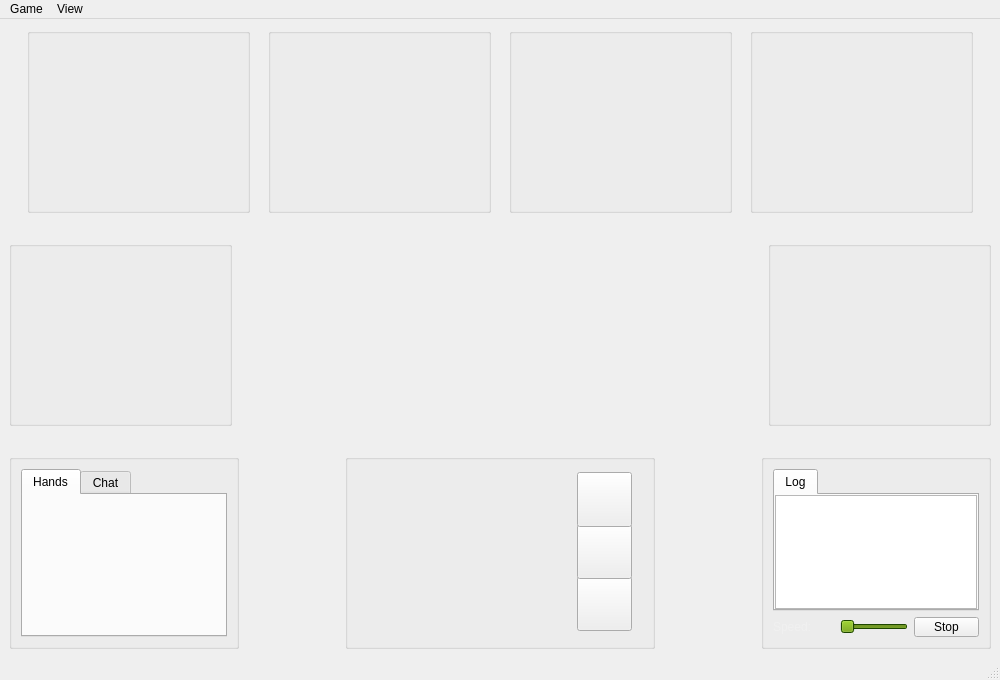
The window that src/gui/qt/mainwindow.ui (pokerth/pokerth) describes before a commit, drawn with Qt 5.
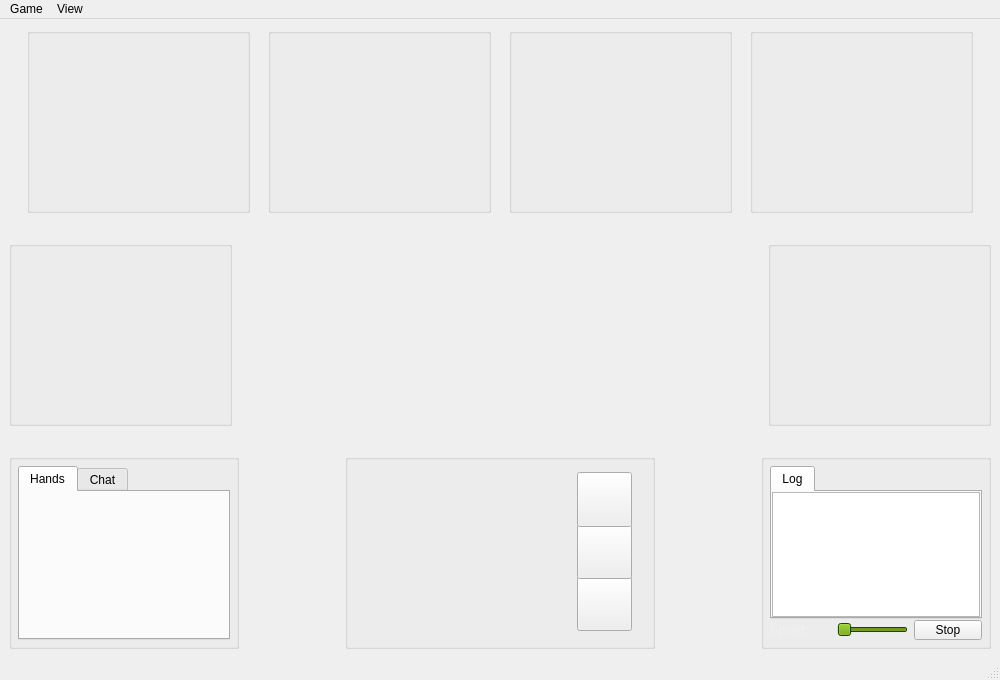
The same window after the commit. Icons and pictures are not drawn. Custom widgets are drawn as their Qt base class.

Patch:
```diff
--- a/src/gui/qt/mainwindow.ui
+++ b/src/gui/qt/mainwindow.ui
@@ -145,22 +145,22 @@
           </property>
           <layout class="QGridLayout" >
            <property name="leftMargin" >
-            <number>9</number>
+            <number>6</number>
            </property>
            <property name="topMargin" >
-            <number>9</number>
+            <number>6</number>
            </property>
            <property name="rightMargin" >
-            <number>9</number>
+            <number>6</number>
            </property>
            <property name="bottomMargin" >
-            <number>9</number>
+            <number>6</number>
            </property>
            <property name="horizontalSpacing" >
-            <number>5</number>
+            <number>1</number>
            </property>
            <property name="verticalSpacing" >
-            <number>5</number>
+            <number>1</number>
            </property>
            <item row="0" column="0" >
             <widget class="MyLeftTabWidget" name="tabWidget_Left" >
@@ -563,22 +563,22 @@
           </property>
           <layout class="QGridLayout" >
            <property name="leftMargin" >
-            <number>9</number>
+            <number>6</number>
            </property>
            <property name="topMargin" >
-            <number>9</number>
+            <number>6</number>
            </property>
            <property name="rightMargin" >
-            <number>9</number>
+            <number>6</number>
            </property>
            <property name="bottomMargin" >
-            <number>9</number>
+            <number>6</number>
            </property>
            <property name="horizontalSpacing" >
-            <number>6</number>
+            <number>1</number>
            </property>
            <property name="verticalSpacing" >
-            <number>6</number>
+            <number>1</number>
            </property>
            <item row="0" column="0" >
             <widget class="MyRightTabWidget" name="tabWidget_Right" >
```
